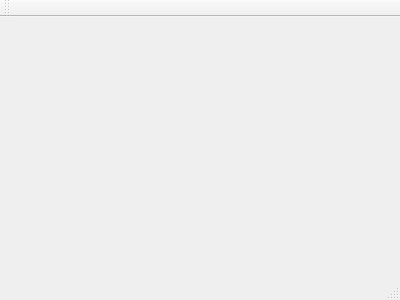
Above: ocrmainwindow.ui from poolooloo/ocrfree before the change. Below: the same form after it.
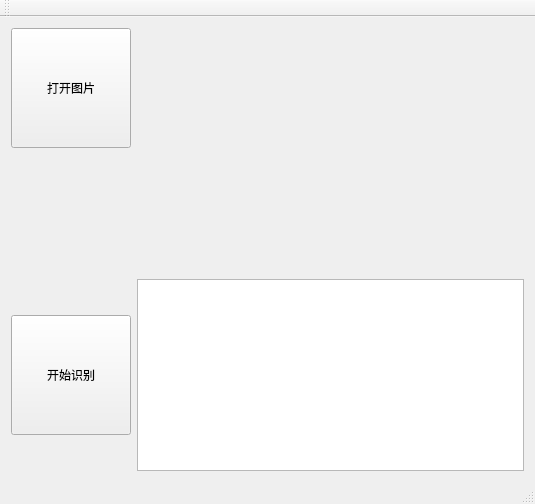
That is the form after the change.

Diff of the .ui file:
```diff
--- a/ocrmainwindow.ui
+++ b/ocrmainwindow.ui
@@ -1,24 +1,106 @@
 <ui version="4.0">
  <class>OcrMainWindow</class>
- <widget class="QMainWindow" name="OcrMainWindow" >
-  <property name="geometry" >
+ <widget class="QMainWindow" name="OcrMainWindow">
+  <property name="geometry">
    <rect>
     <x>0</x>
     <y>0</y>
-    <width>400</width>
-    <height>300</height>
+    <width>535</width>
+    <height>504</height>
    </rect>
   </property>
   <property name="windowTitle" >
    <string>OcrMainWindow</string>
   </property>
-  <widget class="QMenuBar" name="menuBar" />
-  <widget class="QToolBar" name="mainToolBar" />
-  <widget class="QWidget" name="centralWidget" />
-  <widget class="QStatusBar" name="statusBar" />
+  <widget class="QWidget" name="centralWidget">
+   <layout class="QGridLayout" name="gridLayout_2">
+    <item row="0" column="0">
+     <widget class="QPushButton" name="btnOpenImg">
+      <property name="sizePolicy">
+       <sizepolicy hsizetype="Fixed" vsizetype="Fixed">
+        <horstretch>0</horstretch>
+        <verstretch>0</verstretch>
+       </sizepolicy>
+      </property>
+      <property name="minimumSize">
+       <size>
+        <width>120</width>
+        <height>120</height>
+       </size>
+      </property>
+      <property name="text">
+       <string>打开图片</string>
+      </property>
+     </widget>
+    </item>
+    <item row="2" column="1">
+     <spacer name="verticalSpacer">
+      <property name="orientation">
+       <enum>Qt::Vertical</enum>
+      </property>
+      <property name="sizeHint" stdset="0">
+       <size>
+        <width>20</width>
+        <height>40</height>
+       </size>
+      </property>
+     </spacer>
+    </item>
+    <item row="3" column="0">
+     <widget class="QPushButton" name="btnAnalyzeImg">
+      <property name="sizePolicy">
+       <sizepolicy hsizetype="Fixed" vsizetype="Fixed">
+        <horstretch>0</horstretch>
+        <verstretch>0</verstretch>
+       </sizepolicy>
+      </property>
+      <property name="minimumSize">
+       <size>
+        <width>120</width>
+        <height>120</height>
+       </size>
+      </property>
+      <property name="text">
+       <string>开始识别</string>
+      </property>
+     </widget>
+    </item>
+    <item row="3" column="1">
+     <widget class="QTextEdit" name="textEdit"/>
+    </item>
+    <item row="0" column="1" rowspan="2">
+     <widget class="QLabel" name="label">
+      <property name="frameShape">
+       <enum>QFrame::NoFrame</enum>
+      </property>
+      <property name="text">
+       <string/>
+      </property>
+     </widget>
+    </item>
+   </layout>
+  </widget>
+  <widget class="QMenuBar" name="menuBar">
+   <property name="geometry">
+    <rect>
+     <x>0</x>
+     <y>0</y>
+     <width>535</width>
+     <height>23</height>
+    </rect>
+   </property>
+  </widget>
+  <widget class="QToolBar" name="mainToolBar">
+   <attribute name="toolBarArea">
+    <enum>TopToolBarArea</enum>
+   </attribute>
+   <attribute name="toolBarBreak">
+    <bool>false</bool>
+   </attribute>
+  </widget>
+  <widget class="QStatusBar" name="statusBar"/>
  </widget>
- <layoutDefault spacing="6" margin="11" />
- <pixmapfunction></pixmapfunction>
+ <layoutdefault spacing="6" margin="11"/>
  <resources/>
  <connections/>
 </ui>
```
Left out of the diff: 3 changed lines with no effect on the pictures.
